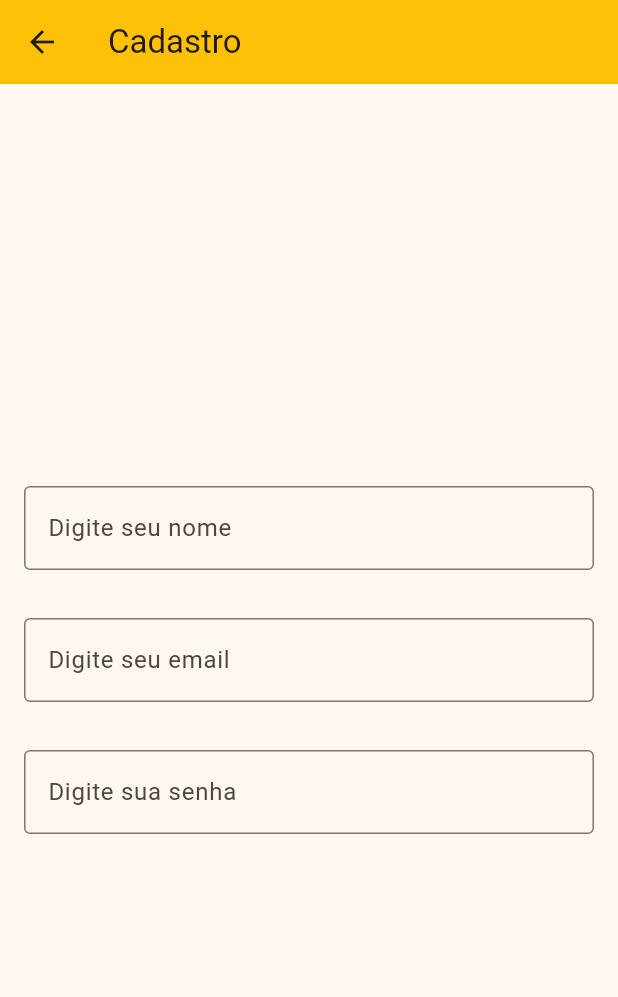
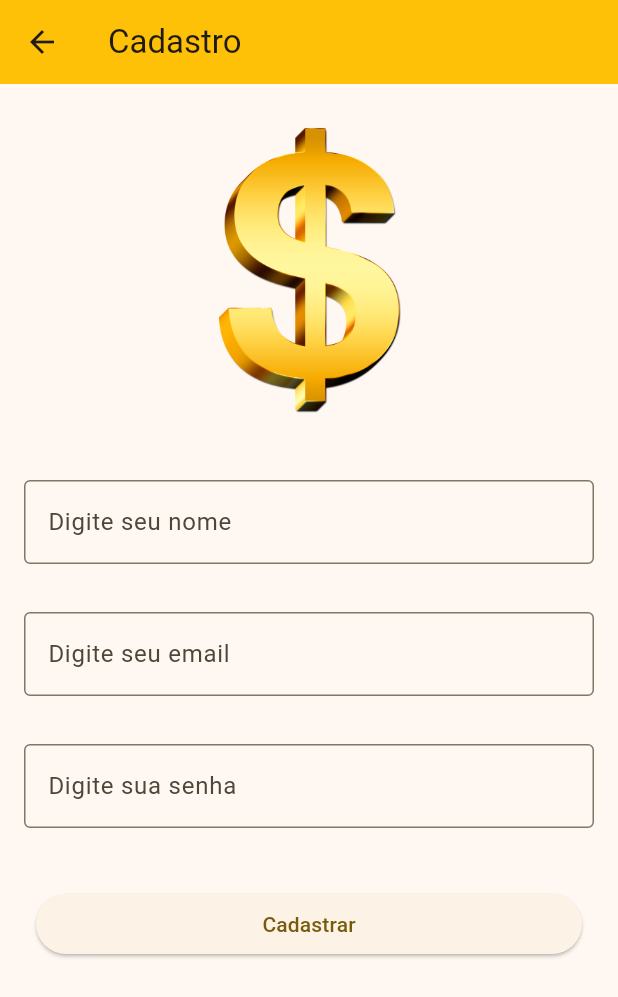
Before and after one commit to Renatofsds16/manager, a Flutter app: the screen it shows after launch, after a tap on "Cadastr-se", on a phone screen of 412 x 824 dp. Shown: the top 997 px of the screen. Run offline on Flutter 3.47's test engine with Material 3 defaults, Android fonts, the phone set to English and light mode, and no system bars; our stand-ins replace firebase_core, firebase_storage, image_picker; accounts and stored records are empty; generated files the repository leaves out were written again.

Commit message:
validando campos da tela cadastro e login

```diff
--- a/lib/main.dart
+++ b/lib/main.dart
@@ -1,10 +1,7 @@
 import 'package:flutter/material.dart';
 import 'package:manager/firebase_options.dart';
-//import 'package:manager/pages/Home.dart';
 import 'package:firebase_core/firebase_core.dart';
 import 'package:manager/pages/Login.dart';
-/*import 'package:firebase_auth/firebase_auth.dart';*/
-
 
 
 void main()async{
@@ -20,7 +17,7 @@ void main()async{
           useMaterial3: true
         ),
         debugShowCheckedModeBanner: false,
-        home: Login(),
+        home: const Login(),
       )
   );
 }
--- a/lib/pages/Cadastro.dart
+++ b/lib/pages/Cadastro.dart
@@ -1,4 +1,8 @@
+import 'package:flutter/cupertino.dart';
 import 'package:flutter/material.dart';
+import 'package:manager/pages/Home.dart';
+
+import '../validator/validate_fields.dart';
 
 class Cadastro extends StatefulWidget {
   const Cadastro({super.key});
@@ -8,9 +12,13 @@ class Cadastro extends StatefulWidget {
 }
 
 class _CadastroState extends State<Cadastro> {
-  TextEditingController controllerNomeCadastro = TextEditingController();
-  TextEditingController controllerEmailCadastro = TextEditingController();
-  TextEditingController controllerSenhaCadastro = TextEditingController();
+  TextEditingController _controllerNomeCadastro = TextEditingController();
+  TextEditingController _controllerEmailCadastro = TextEditingController();
+  TextEditingController _controllerSenhaCadastro = TextEditingController();
+  String? _erroNome;
+  String? _erroEmail;
+  String? _erroSenha;
+
   @override
   Widget build(BuildContext context) {
     return Scaffold(
@@ -18,48 +26,102 @@ class _CadastroState extends State<Cadastro> {
         backgroundColor: Colors.amber,
         title: const Text('Cadastro'),
       ),
-      body: Column(
+      body: SingleChildScrollView(
+        child: Column(
           mainAxisAlignment: MainAxisAlignment.center,
           children: [
             Padding(
-            padding: const EdgeInsets.all(16),
-            child: TextField(
-              controller: controllerNomeCadastro,
-              keyboardType: TextInputType.name,
-              decoration: const InputDecoration(
-                  border: OutlineInputBorder(),
-                  labelText: 'Digite seu nome'
-
-              ),
+              padding: EdgeInsets.all(24),
+              child: Image.asset(
+                'images/dollar.png',
+                width: 200,
+                height: 200,
               ),
             ),
             Padding(
               padding: const EdgeInsets.all(16),
               child: TextField(
-              controller: controllerEmailCadastro,
+
+                controller: _controllerNomeCadastro,
+                keyboardType: TextInputType.name,
+                decoration: InputDecoration(
+                  errorText: _erroNome,
+                    border: const OutlineInputBorder(), labelText: 'Digite seu nome'),
+              ),
+            ),
+            Padding(
+              padding: const EdgeInsets.all(16),
+              child: TextField(
+                controller: _controllerEmailCadastro,
                 keyboardType: TextInputType.emailAddress,
-              decoration: const InputDecoration(
-                  border: OutlineInputBorder(),
-                  labelText: 'Digite seu email'
-
-              ),
+                decoration: InputDecoration(
+                  errorText: _erroEmail,
+                    border: const OutlineInputBorder(),
+                    labelText: 'Digite seu email'),
               ),
             ),
             Padding(
               padding: const EdgeInsets.all(16),
               child: TextField(
                 keyboardType: TextInputType.number,
-              controller: controllerSenhaCadastro,
-              decoration: const InputDecoration(
-                  border: OutlineInputBorder(),
-                  labelText: 'Digite sua senha'
-
+                controller: _controllerSenhaCadastro,
+                decoration: InputDecoration(
+                  errorText: _erroSenha,
+                    border: const OutlineInputBorder(),
+                    labelText: 'Digite sua senha'),
               ),
             ),
+            Row(
+              children: [
+                Expanded(
+                    child: Padding(
+                        padding: const EdgeInsets.all(24),
+                        child: ElevatedButton(
+                          onPressed: () {
+                            _validarCampos();
+
+                          },
+                          child: const Text('Cadastrar'),
+                        )))
+              ],
+            )
+          ],
         ),
-
-        ],
       ),
     );
   }
+  _validarCampos(){
+    ValidatorFields validatorNome = ValidatorFields(_controllerNomeCadastro);
+    ValidatorFields validatorEmail = ValidatorFields(_controllerEmailCadastro);
+    ValidatorFields validatorSenha = ValidatorFields(_controllerSenhaCadastro);
+    if(validatorNome.validateField()){
+      _erroNome = null;
+      if(validatorEmail.validatorFieldEmail()){
+        _erroEmail = null;
+        if(validatorSenha.validateField()){
+          _erroSenha = null;
+          //cadastra usuario
+          Navigator.pushReplacement(
+              context,
+              MaterialPageRoute(
+                  builder: (context) => const Home()));
+        }else{
+          setState(() {
+            _erroSenha = 'O campo senha invalido digite pelo menos 6 caractere';
+            print(_erroSenha);
+          });
         }
+      }else{
+        setState(() {
+          _erroEmail = 'Email invalido! Digite novamente';
+          print(_erroEmail);
+        });
+      }
+    }else{
+      setState(() {
+        _erroNome = 'O campo nome nao pode fica vazio';
+        print(_erroNome);
+      });
+    }
+  }
+}
--- a/lib/pages/Login.dart
+++ b/lib/pages/Login.dart
@@ -1,6 +1,6 @@
-import 'package:firebase_auth/firebase_auth.dart';
+import 'package:flutter/cupertino.dart';
 import 'package:flutter/material.dart';
-import 'package:manager/pages/Home.dart';
+import 'package:manager/validator/validate_fields.dart';
 import 'Cadastro.dart';
 
 class Login extends StatefulWidget {
@@ -11,46 +11,50 @@ class Login extends StatefulWidget {
 }
 
 class _LoginState extends State<Login> {
-  FirebaseAuth auth = FirebaseAuth.instance;
-  TextEditingController controllerEmail = TextEditingController();
-  TextEditingController controllerSenha = TextEditingController();
-  String? errorEmail;
-  String? errorSenha;
+  TextEditingController _controllerEmail = TextEditingController();
+  TextEditingController _controllerPassword = TextEditingController();
+  String? _errorEmail;
+  String? _errorPassword;
+
   @override
   Widget build(BuildContext context) {
-
     return Scaffold(
       appBar: AppBar(
+        centerTitle: true,
         backgroundColor: Colors.amber,
         title: Text('Login'),
       ),
-      body: Column(
+      body: SingleChildScrollView(
+        child: Column(
           mainAxisAlignment: MainAxisAlignment.center,
           children: [
             Padding(
+                padding: const EdgeInsets.all(24),
+                child: Image.asset(
+                  'images/dollar.png',
+                  width: 200,
+                  height: 200,
+                )),
+            Padding(
               padding: EdgeInsets.all(16),
               child: TextField(
-              controller: controllerEmail,
+                controller: _controllerEmail,
                 keyboardType: TextInputType.emailAddress,
                 decoration: InputDecoration(
-                errorText: errorSenha,
+                    errorText: _errorEmail,
                     border: const OutlineInputBorder(),
-                labelText: 'Digite seu email'
-
-              ),
+                    labelText: 'Digite seu email'),
               ),
             ),
             Padding(
-            padding: EdgeInsets.all(16),
+              padding: const EdgeInsets.all(16),
               child: TextField(
                 keyboardType: TextInputType.number,
-              controller: controllerSenha,
+                controller: _controllerPassword,
                 decoration: InputDecoration(
-                errorText: errorSenha,
+                    errorText: _errorPassword,
                     border: const OutlineInputBorder(),
-                  labelText: 'Digite sua senha'
-
-              ),
+                    labelText: 'Digite sua senha'),
               ),
             ),
             Row(
@@ -58,45 +62,46 @@ class _LoginState extends State<Login> {
               children: [
                 const Text('Não ten conta? '),
                 GestureDetector(
-                onTap: (){
+                    onTap: () {
                       Navigator.push(
                           context,
                           MaterialPageRoute(
-                        builder: (context)=> Cadastro()
-                    )
-                  );
+                              builder: (context) => const Cadastro()));
                     },
-                  child: const Text('Cadastr-se',
+                    child: const Text(
+                      'Cadastr-se',
                       style: TextStyle(color: Colors.amber),
-                  )
-              )
-
+                    ))
               ],
             ),
-          ElevatedButton(onPressed: loginUsuario, child: Text('Login'))
+            ElevatedButton(onPressed: () {_validarCampos();}, child: const Text('Login'))
           ],
+        ),
       ),
     );
   }
-  loginUsuario()async {
-    if(controllerEmail.text.isEmpty){
+
+  _validarCampos() {
+    ValidatorFields validatorEmail = ValidatorFields(_controllerEmail);
+    ValidatorFields validatorPassword = ValidatorFields(_controllerPassword);
+    if(validatorEmail.validatorFieldEmail()){
+      _errorEmail = null;
+      if(validatorPassword.validateField()){
         setState(() {
-        errorEmail = 'Por favor digite seu Email';
+          _errorPassword = null;
         });
-      if(controllerSenha.text.isEmpty){
-        setState(() {
-          errorSenha = 'Por favor digite sua senha';
-        });
+        //logar usuario
+
+        //proxima tela
       }else{
         setState(() {
-          errorSenha = null;
+          _errorPassword = 'verifique a senha e tente novamente';
         });
       }
     }else{
       setState(() {
-        errorEmail = null;
+        _errorEmail = 'Email invalido! Digite novamente';
       });
-      print('Seu email e ${controllerEmail.text}');
     }
   }
 }
--- a/pubspec.yaml
+++ b/pubspec.yaml
@@ -67,6 +67,8 @@ flutter:
   # assets:
   #   - images/a_dot_burr.jpeg
   #   - images/a_dot_ham.jpeg
+  assets:
+    - images/dollar.png
 
   # An image asset can refer to one or more resolution-specific "variants", see
   # https://flutter.dev/assets-and-images/#resolution-aware
```
Also changed, not shown: lib/manage_firebase/manage_firebase.dart (added, +11 -0 lines), lib/validator/validate_fields.dart (added, +43 -0 lines), images/dollar.png (added). Lines whose indentation alone changed are shown as unchanged.
